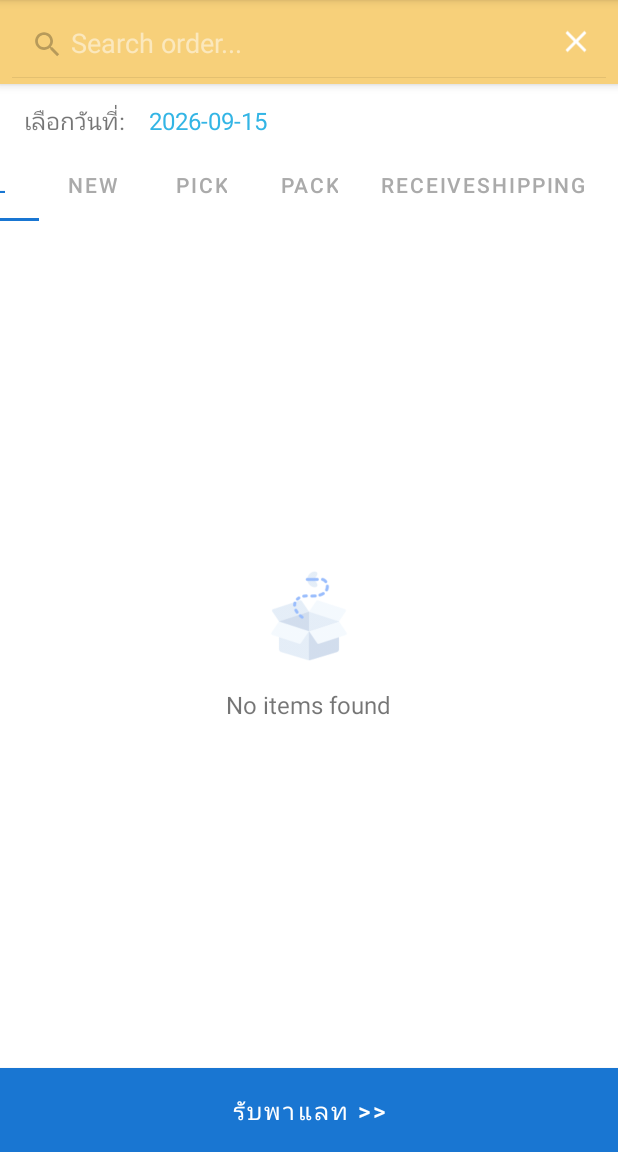
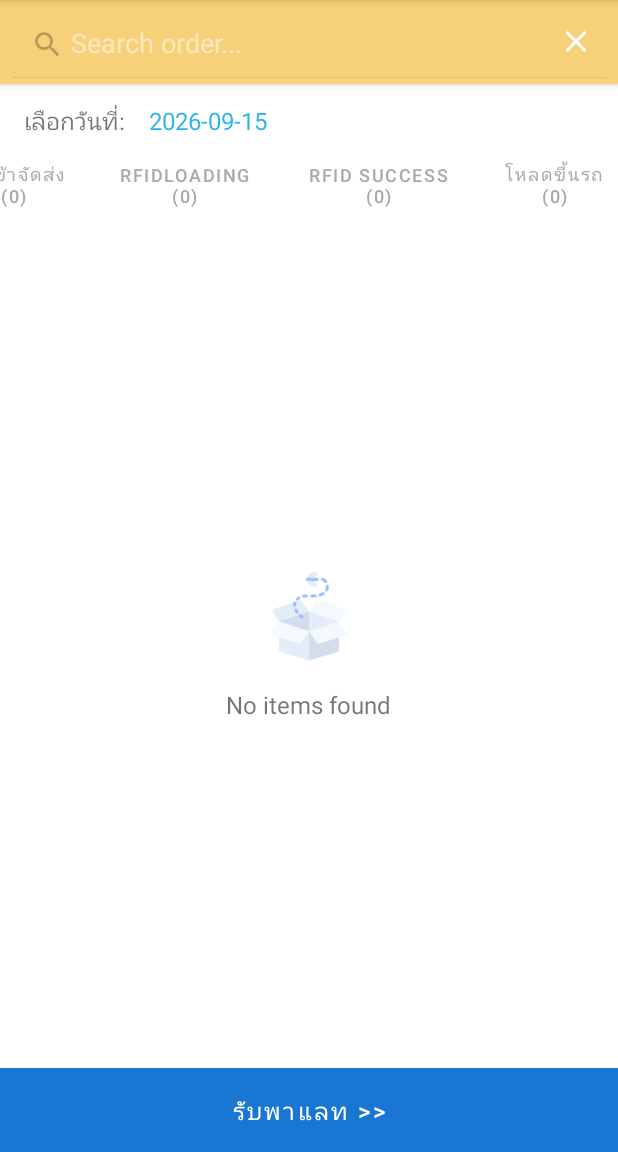
Before and after one commit to Arthy001/PBPMobile, an Android app: the fragment FindPalletFragment shown on its own in the app's theme, after a tap on "Search", on a phone screen of 412 x 824 dp, the part 84-1236 px from its top. Run offline under Robolectric (Android 15) with nearby library versions, the light colour scheme and no system bars; libraries missing offline, so code that uses them is left out: com.rscja.deviceapi, no.nordicsemi.android; 2 statements that could not run were skipped; 2 other taps on this screen came first.

Commit message:
Update shipping tabs, status badges, and tab counts

```diff
--- a/app/src/main/java/com/example/uhf_bt/fragment/FindPalletFragment.java
+++ b/app/src/main/java/com/example/uhf_bt/fragment/FindPalletFragment.java
@@ -114,10 +114,10 @@ public class FindPalletFragment extends Fragment {
         statusTabLayout.addTab(statusTabLayout.newTab().setText("New"));
         statusTabLayout.addTab(statusTabLayout.newTab().setText("Pick"));
         statusTabLayout.addTab(statusTabLayout.newTab().setText("Pack"));
-        statusTabLayout.addTab(statusTabLayout.newTab().setText("ReceiveShipping"));
+        statusTabLayout.addTab(statusTabLayout.newTab().setText("รับเข้าจัดส่ง"));
         statusTabLayout.addTab(statusTabLayout.newTab().setText("RFIDLoading"));
-        statusTabLayout.addTab(statusTabLayout.newTab().setText("RFIDLoadingSuccess"));
-        statusTabLayout.addTab(statusTabLayout.newTab().setText("Loading"));
+        statusTabLayout.addTab(statusTabLayout.newTab().setText("RFID SUCCESS"));
+        statusTabLayout.addTab(statusTabLayout.newTab().setText("โหลดขึ้นรถ"));
         statusTabLayout.addTab(statusTabLayout.newTab().setText("Shipped"));
         statusTabLayout.addTab(statusTabLayout.newTab().setText("Cancelled"));
 
@@ -267,6 +267,48 @@ public class FindPalletFragment extends Fragment {
             showEmptyState();
         } else {
             hideEmptyState();
+        }
+    }
+
+    private void updateTabCounts(List<PalletGroupSummary> allGroups) {
+        if (statusTabLayout == null) return;
+
+        int allCount = allGroups != null ? allGroups.size() : 0;
+        int newCount = 0, pickCount = 0, packCount = 0, receiveCount = 0;
+        int rfidLoadingCount = 0, rfidSuccessCount = 0, loadingCount = 0, shippedCount = 0, cancelCount = 0;
+
+        if (allGroups != null) {
+            for (PalletGroupSummary group : allGroups) {
+                if (group.hasStatus(0)) newCount++;
+                if (group.hasStatus(1)) pickCount++;
+                if (group.hasStatus(2)) packCount++;
+                if (group.hasStatus(3)) receiveCount++;
+                if (group.hasStatus(4)) rfidLoadingCount++;
+                if (group.hasStatus(5)) rfidSuccessCount++;
+                if (group.hasStatus(6)) loadingCount++;
+                if (group.hasStatus(7)) shippedCount++;
+                if (group.hasStatus(-1)) cancelCount++;
+            }
+        }
+
+        setTabText(0, "All (" + allCount + ")");
+        setTabText(1, "New (" + newCount + ")");
+        setTabText(2, "Pick (" + pickCount + ")");
+        setTabText(3, "Pack (" + packCount + ")");
+        setTabText(4, "รับเข้าจัดส่ง (" + receiveCount + ")");
+        setTabText(5, "RFIDLoading (" + rfidLoadingCount + ")");
+        setTabText(6, "RFID SUCCESS (" + rfidSuccessCount + ")");
+        setTabText(7, "โหลดขึ้นรถ (" + loadingCount + ")");
+        setTabText(8, "Shipped (" + shippedCount + ")");
+        setTabText(9, "Cancelled (" + cancelCount + ")");
+    }
+
+    private void setTabText(int position, String text) {
+        if (statusTabLayout != null) {
+            TabLayout.Tab tab = statusTabLayout.getTabAt(position);
+            if (tab != null) {
+                tab.setText(text);
+            }
         }
     }
 
@@ -449,6 +491,9 @@ public class FindPalletFragment extends Fragment {
                 if (response.isSuccessful() && response.body() != null) {
                     allPalletTags = response.body();
 
+                    List<PalletGroupSummary> allGroups = groupPalletTags(allPalletTags);
+                    updateTabCounts(allGroups);
+
                     // กรองตามแท็บที่เลือกอยู่
                     int selectedTabPosition = statusTabLayout.getSelectedTabPosition();
                     filterPalletsByStatus(selectedTabPosition);
@@ -459,6 +504,7 @@ public class FindPalletFragment extends Fragment {
                 } else {
                     Log.e(TAG, "Error loading pallet tags: " + response.code());
                     allPalletTags = new ArrayList<>();
+                    updateTabCounts(new ArrayList<>());
                     filterPalletsByStatus(statusTabLayout.getSelectedTabPosition());
                     showError("Failed to load pallet tags");
                 }
@@ -469,6 +515,7 @@ public class FindPalletFragment extends Fragment {
                 Log.e(TAG, "Network error loading pallet tags", t);
                 showLoading(false);
                 allPalletTags = new ArrayList<>();
+                updateTabCounts(new ArrayList<>());
                 filterPalletsByStatus(statusTabLayout.getSelectedTabPosition());
                 showError("Network error: " + t.getMessage());
             }
--- a/app/src/main/java/com/example/uhf_bt/models/PalletStatus.java
+++ b/app/src/main/java/com/example/uhf_bt/models/PalletStatus.java
@@ -5,10 +5,10 @@ public enum PalletStatus {
     REGISTER(0, "New"),
     PICK(1, "Pick"),
     PACK(2, "Pack"),
-    RECEIVE_SHIPPING(3, "ReceiveShipping"),
+    RECEIVE_SHIPPING(3, "รับเข้าจัดส่ง"),
     RFID_LOADING(4, "RFIDLoading"),
-    RFID_LOADING_SUCCESS(5, "RFIDLoadingSuccess"),
-    LOADING(6, "Loading"),
+    RFID_LOADING_SUCCESS(5, "RFID SUCCESS"),
+    LOADING(6, "โหลดขึ้นรถ"),
     SHIPPED(7, "Shipped");
 
     private final int value;
```
